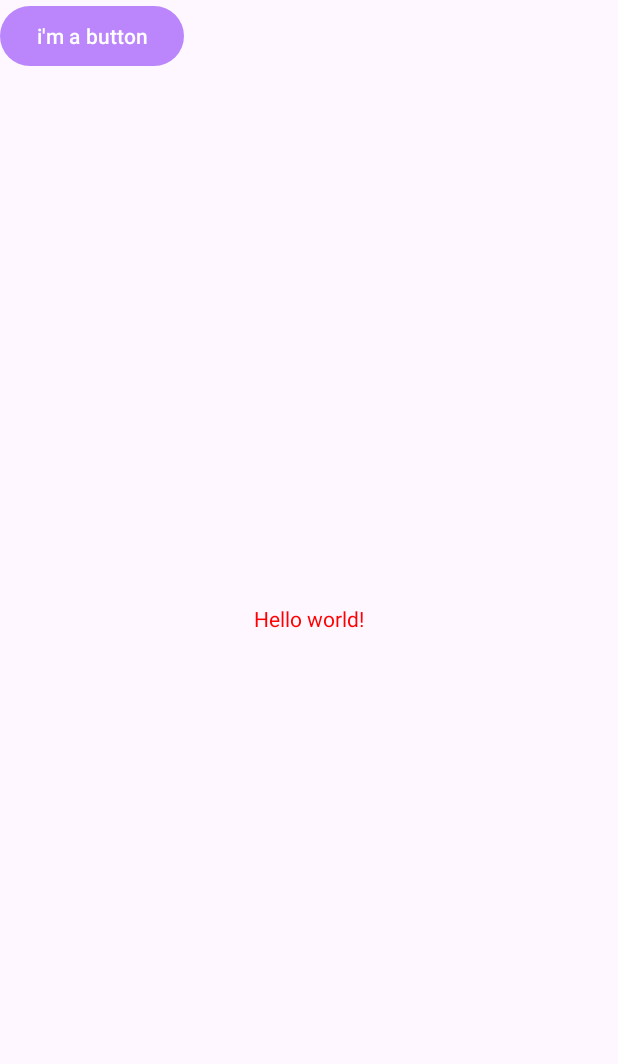
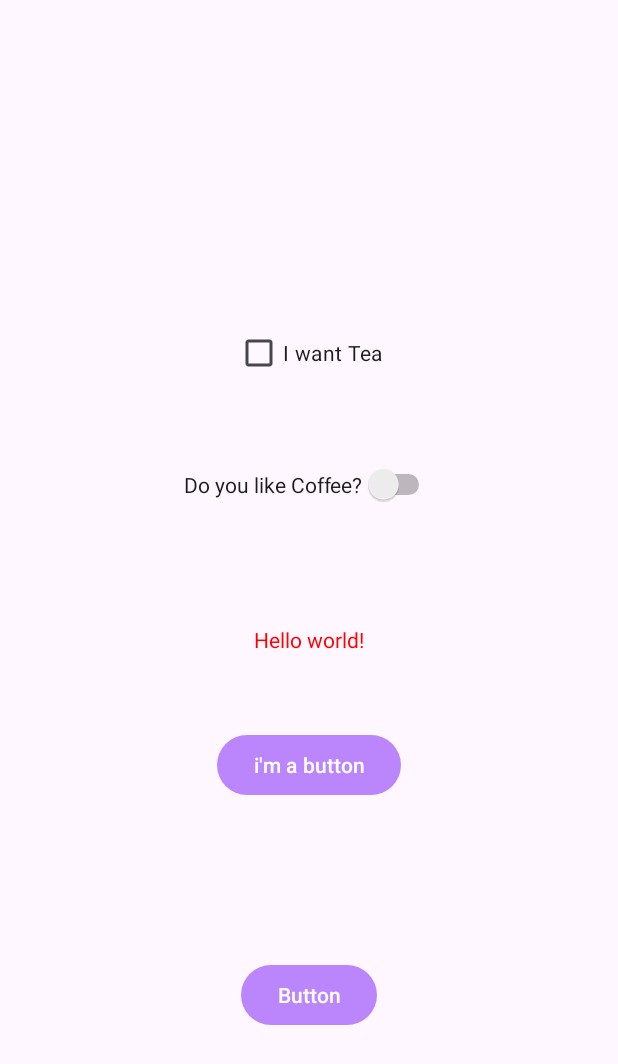
Before and after one commit to 23jujhar2003/MyApplication, an Android app: the screen it shows after launch (MainActivity), on a phone screen of 412 x 824 dp. Shown: the top 1064 px of the screen. Run offline under Robolectric (Android 15) with nearby library versions, the phone set to English and light mode, and no system bars.

Commit message:
initial commit

```diff
--- a/app/src/main/java/com/example/myapplication/MainActivity.java
+++ b/app/src/main/java/com/example/myapplication/MainActivity.java
@@ -1,7 +1,7 @@
 package com.example.myapplication;
+import android.widget.Toast;
+import android.os.Bundle;
 
-import android.os.Bundle;
-import android.widget.Toast;
 import androidx.activity.EdgeToEdge;
 import androidx.appcompat.app.AppCompatActivity;
 import androidx.core.graphics.Insets;
@@ -9,29 +9,19 @@ import androidx.core.view.ViewCompat;
 import androidx.core.view.WindowInsetsCompat;
 
 public class MainActivity extends AppCompatActivity {
-    Button btn1;
 
     @Override
     protected void onCreate(Bundle savedInstanceState) {
         super.onCreate(savedInstanceState);
         EdgeToEdge.enable(this);
         setContentView(R.layout.activity_main);
-        btn1= findViewById(R.id.btnHello);
-
-        btn1.setOnClickListner(View -> {
-            CharSequence text = "Hello toast from Jujhar!";
-            int duration = Toast.LENGTH_LONG;
-            Toast toast = Toast.makeText( context this, text, duration);
-            toast.show();
-
-
-        });
-
-
         ViewCompat.setOnApplyWindowInsetsListener(findViewById(R.id.main), (v, insets) -> {
             Insets systemBars = insets.getInsets(WindowInsetsCompat.Type.systemBars());
             v.setPadding(systemBars.left, systemBars.top, systemBars.right, systemBars.bottom);
             return insets;
-        });
+
+        }
+        )
+        ;
     }
 }
--- a/app/src/main/res/layout/activity_main.xml
+++ b/app/src/main/res/layout/activity_main.xml
@@ -6,17 +6,60 @@
     android:layout_width="match_parent"
     android:layout_height="match_parent"
     tools:context=".MainActivity">
-<Button
-    android:layout_height="wrap_content"
-    android:layout_width="wrap_content"
-    android:text= "@string/button_message"/>
+
+    <Button
+        android:id="@+id/button2"
+        android:layout_width="wrap_content"
+        android:layout_height="wrap_content"
+        android:layout_marginTop="50dp"
+        android:text="@string/button_message"
+        app:layout_constraintEnd_toEndOf="parent"
+        app:layout_constraintHorizontal_bias="0.5"
+        app:layout_constraintStart_toStartOf="parent"
+        app:layout_constraintTop_toBottomOf="@+id/textView" />
+
     <TextView
+        android:id="@+id/textView"
         android:layout_width="wrap_content"
         android:layout_height="wrap_content"
         android:text="@string/Hello_message"
         app:layout_constraintBottom_toBottomOf="parent"
         app:layout_constraintEnd_toEndOf="parent"
         app:layout_constraintStart_toStartOf="parent"
-        app:layout_constraintTop_toTopOf="parent" />
+        app:layout_constraintTop_toTopOf="parent"
+        app:layout_constraintVertical_bias="0.518" />
+
+    <Button
+        android:id="@+id/button"
+        android:layout_width="wrap_content"
+        android:layout_height="wrap_content"
+        android:layout_marginTop="105dp"
+        android:text="Button"
+        app:layout_constraintEnd_toEndOf="parent"
+        app:layout_constraintHorizontal_bias="0.5"
+        app:layout_constraintStart_toStartOf="parent"
+        app:layout_constraintTop_toBottomOf="@+id/button2" />
+
+    <Switch
+        android:id="@+id/swtCoffee"
+        android:layout_width="wrap_content"
+        android:layout_height="wrap_content"
+        android:layout_marginBottom="80dp"
+        android:text="Do you like Coffee?"
+        app:layout_constraintBottom_toTopOf="@+id/textView"
+        app:layout_constraintEnd_toEndOf="parent"
+        app:layout_constraintHorizontal_bias="0.5"
+        app:layout_constraintStart_toStartOf="parent" />
+
+    <CheckBox
+        android:id="@+id/checkBox"
+        android:layout_width="wrap_content"
+        android:layout_height="wrap_content"
+        android:layout_marginBottom="50dp"
+        android:text="I want Tea"
+        app:layout_constraintBottom_toTopOf="@+id/swtCoffee"
+        app:layout_constraintEnd_toEndOf="parent"
+        app:layout_constraintHorizontal_bias="0.5"
+        app:layout_constraintStart_toStartOf="parent" />
 
 </androidx.constraintlayout.widget.ConstraintLayout>
```
